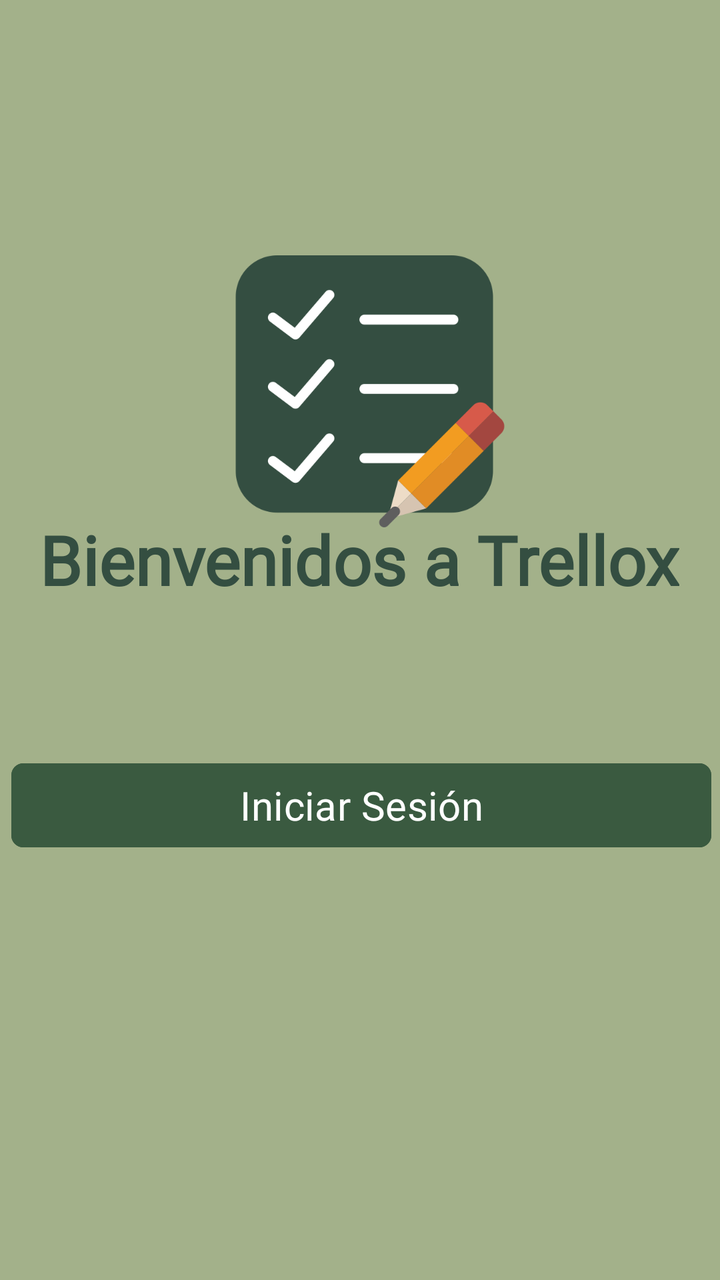
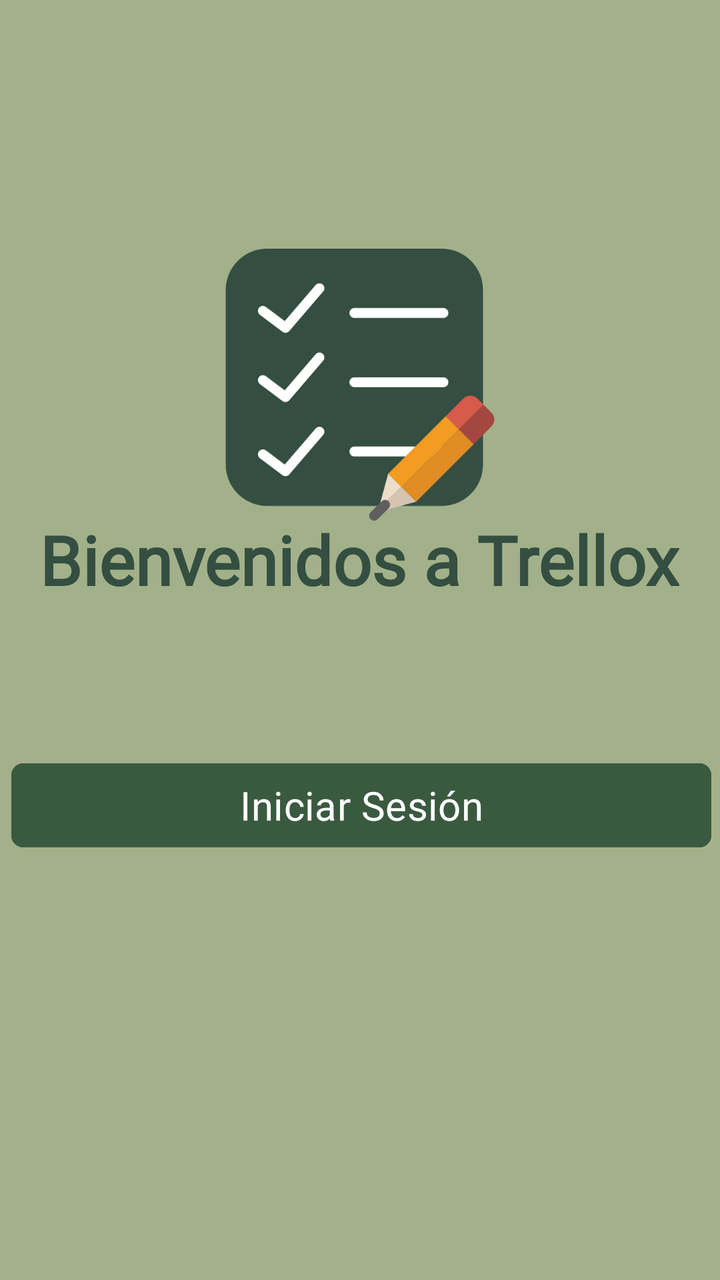

Compare the two renders of this Android layout. The source of the first and the diff that turns it into the second are given below.
<!-- AndroidManifest.xml: application theme Theme.Trellox -->
<!-- res/layout/activity_main.xml -->
<?xml version="1.0" encoding="utf-8"?>
<androidx.constraintlayout.widget.ConstraintLayout xmlns:android="http://schemas.android.com/apk/res/android"
    xmlns:app="http://schemas.android.com/apk/res-auto"
    xmlns:tools="http://schemas.android.com/tools"
    android:id="@+id/main"
    android:layout_width="match_parent"
    android:layout_height="match_parent"
    android:background="@color/verde_claro"
    tools:context=".MainActivity">

    <ImageView
        android:id="@+id/logo"
        android:layout_width="146dp"
        android:layout_height="136dp"
        android:layout_marginStart="112dp"
        android:contentDescription="@string/img_logo"
        app:layout_constraintBottom_toBottomOf="parent"
        app:layout_constraintStart_toStartOf="parent"
        app:layout_constraintTop_toTopOf="parent"
        app:layout_constraintVertical_bias="0.253"
        app:srcCompat="@drawable/lista" />

    <Button
        android:id="@+id/button"
        android:layout_width="350dp"
        android:layout_height="50dp"
        android:backgroundTint="@color/verde_oscuro"
        android:fontFamily="@font/amaranth"
        android:onClick="iniciar"
        android:text="@string/iniciar_sesion"
        android:textSize="20sp"
        app:cornerRadius="6dp"
        app:layout_constraintBottom_toBottomOf="parent"
        app:layout_constraintEnd_toEndOf="parent"
        app:layout_constraintHorizontal_bias="0.573"
        app:layout_constraintStart_toStartOf="parent"
        app:layout_constraintTop_toTopOf="parent"
        app:layout_constraintVertical_bias="0.64" />

    <TextView
        android:id="@+id/tituloBienvenida"
        android:layout_width="wrap_content"
        android:layout_height="wrap_content"
        android:fontFamily="@font/amaranth_bold"
        android:text="@string/titulo_bienvenida"
        android:textColor="@color/verde_texto"
        android:textSize="34sp"
        android:textStyle="bold"
        app:layout_constraintBottom_toBottomOf="parent"
        app:layout_constraintEnd_toEndOf="parent"
        app:layout_constraintHorizontal_bias="0.494"
        app:layout_constraintStart_toStartOf="parent"
        app:layout_constraintTop_toTopOf="parent"
        app:layout_constraintVertical_bias="0.432" />
</androidx.constraintlayout.widget.ConstraintLayout>
<!-- resources referenced by this layout -->
<resources>
  <color name="verde_claro">#A3B18A</color>
  <color name="verde_oscuro">#3A5A40</color>
  <color name="verde_texto">#344E41</color>
  <!-- drawable lista: png bitmap (drawable, 18316 bytes) -->
  <string name="img_logo">logo</string>
  <string name="iniciar_sesion">Iniciar Sesión</string>
  <string name="titulo_bienvenida">Bienvenidos a Trellox</string>
  <style name="Theme.Trellox" parent="Base.Theme.Trellox" />
  <style name="Base.Theme.Trellox" parent="Theme.Material3.DayNight.NoActionBar">
          
          
      </style>
</resources>

<!-- the commit's change to res/layout/activity_main.xml (unified diff, before → after) -->
@@ -12,12 +12,12 @@
         android:id="@+id/logo"
         android:layout_width="146dp"
         android:layout_height="136dp"
-        android:layout_marginStart="112dp"
         android:contentDescription="@string/img_logo"
         app:layout_constraintBottom_toBottomOf="parent"
+        app:layout_constraintEnd_toEndOf="parent"
         app:layout_constraintStart_toStartOf="parent"
         app:layout_constraintTop_toTopOf="parent"
-        app:layout_constraintVertical_bias="0.253"
+        app:layout_constraintVertical_bias="0.247"
         app:srcCompat="@drawable/lista" />
 
     <Button
